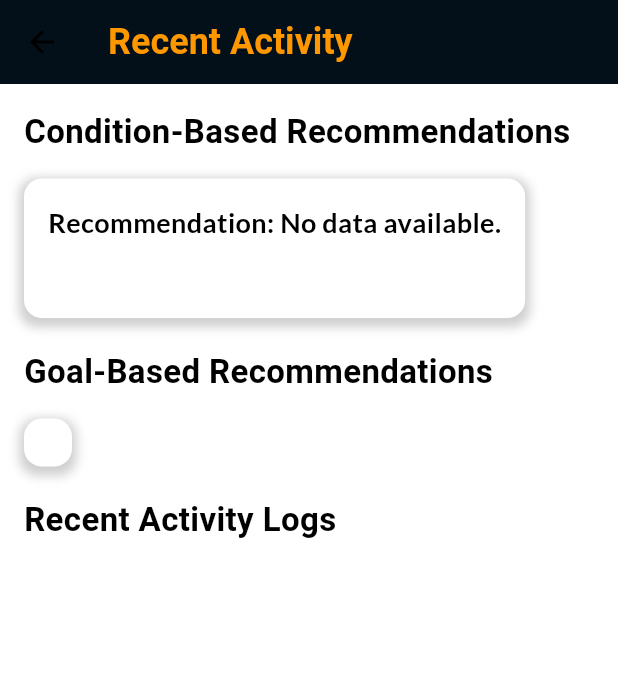
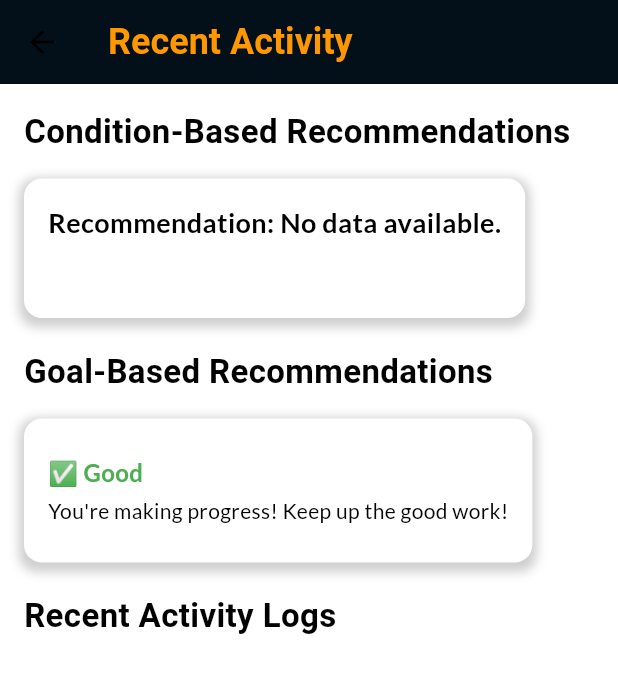
Before and after one commit to 1Jerome23/FitRide, a Flutter app: the RecentActivityPage screen opened directly, on a phone screen of 412 x 824 dp. Shown: the top 673 px of the screen. Run offline on Flutter 3.47's test engine with Material 3 defaults, Android fonts, the phone set to English and light mode, and no system bars; our stand-ins replace cloud_firestore, firebase_auth, firebase_core, firebase_messaging, flutter_local_notifications, geolocator and 7 more; missing offline and left inert: firebase_notifications_handler; accounts and stored records are empty.

Commit message:
recent_activity and userdatamodule update 2.0 (still using questionnaire collection)

```diff
--- a/fitride/lib/pages/recent_activity.dart
+++ b/fitride/lib/pages/recent_activity.dart
@@ -20,6 +20,16 @@ class _RecentActivityPageState extends State<RecentActivityPage> {
   String hydration = "-";
   String foodTaken = "-";
   String weightTraining = "-";
+
+  // Add these variables at the class level
+  double latestDistance = 0.0;
+  double previousDistance = 0.0;
+  double latestHydration = 0.0;
+  double previousHydration = 0.0;
+  double latestCaloriesBurned = 0.0;
+  double previousCaloriesBurned = 0.0;
+  double latestAverageSpeed = 0.0;
+  double previousAverageSpeed = 0.0;
 
   @override
   void initState() {
@@ -124,30 +134,33 @@ class _RecentActivityPageState extends State<RecentActivityPage> {
     var latestData = recentData[0];
     var previousData = recentData[1];
 
-    // Extract values for comparison
-    double latestDistance =
+    // Update class-level variables
+    setState(() {
+      latestDistance =
           double.tryParse(latestData['distance']?.toString() ?? "0.0") ?? 0.0;
-    double previousDistance =
+      previousDistance =
           double.tryParse(previousData['distance']?.toString() ?? "0.0") ?? 0.0;
 
-    double latestHydration =
+      latestHydration =
           double.tryParse(latestData['hydration']?.toString() ?? "0.0") ?? 0.0;
-    double previousHydration =
-        double.tryParse(previousData['hydration']?.toString() ?? "0.0") ?? 0.0;
+      previousHydration =
+          double.tryParse(previousData['hydration']?.toString() ?? "0.0") ??
+              0.0;
 
-    double latestCaloriesBurned =
+      latestCaloriesBurned =
           double.tryParse(latestData['calories_burned']?.toString() ?? "0.0") ??
               0.0;
-    double previousCaloriesBurned =
-        double.tryParse(previousData['calories_burned']?.toString() ?? "0.0") ??
+      previousCaloriesBurned = double.tryParse(
+              previousData['calories_burned']?.toString() ?? "0.0") ??
           0.0;
 
-    double latestAverageSpeed =
+      latestAverageSpeed =
           double.tryParse(latestData['average_speed']?.toString() ?? "0.0") ??
               0.0;
-    double previousAverageSpeed =
+      previousAverageSpeed =
           double.tryParse(previousData['average_speed']?.toString() ?? "0.0") ??
               0.0;
+    });
 
     // Compare historical data and generate recommendations
     String recommendationMessage = "";
@@ -275,37 +288,39 @@ class _RecentActivityPageState extends State<RecentActivityPage> {
               child: Column(
                 crossAxisAlignment: CrossAxisAlignment.start,
                 children: [
-                  if (averageSpeed != "-")
+                  if (latestDistance < previousDistance &&
+                      latestHydration < previousHydration)
                     _buildGoalRecommendation(
-                      "✅ Increase Average Speed by X%",
-                      "Try increasing your cadence to improve speed by 0.5 km/h next week.",
+                      "⚠️ Warning",
+                      "Your distance and hydration have decreased. Try drinking more water and increasing your workout intensity!",
                     ),
-                  if (caloriesBurned != "-")
+                  if (latestDistance < previousDistance)
                     _buildGoalRecommendation(
-                      "✅ Increase Calories Burned per Ride",
-                      "Try extending your ride by 10 minutes to burn an extra 50 kcal.",
+                      "⚠️ Warning",
+                      "Your distance has decreased. Consider pushing yourself a bit more next time!",
                     ),
-                  if (distance != "-")
+                  if (latestHydration < previousHydration)
                     _buildGoalRecommendation(
-                      "✅ Improve Distance per Week",
-                      "Aim to ride 5 km more this week compared to last week.",
+                      "⚠️ Warning",
+                      "Your hydration has decreased. Make sure to drink enough water before and after your workout!",
                     ),
-                  if (hydration != "-" &&
-                      double.tryParse(hydration) != null &&
-                      double.parse(hydration) < 1.5)
+                  if (latestCaloriesBurned < previousCaloriesBurned)
                     _buildGoalRecommendation(
-                      "✅ Stay Hydrated (Hydration Goal)",
-                      "You drank only $hydration L today. Aim for at least 1.5-2L daily to improve recovery.",
+                      "⚠️ Warning",
+                      "You burned fewer calories this time. Try increasing the duration or intensity of your workout!",
                     ),
-                  if (foodTaken != "-" && foodTaken.isEmpty)
+                  if (latestAverageSpeed < previousAverageSpeed)
                     _buildGoalRecommendation(
-                      "✅ Maintain Energy Levels (Food & Nutrition)",
-                      "Your last ride was at high exertion with no food intake. Consider a pre-ride snack for energy.",
+                      "⚠️ Warning",
+                      "Your average speed has decreased. Focus on maintaining a consistent pace!",
                     ),
-                  if (weightTraining != "-" && weightTraining.isNotEmpty)
+                  if (latestDistance >= previousDistance &&
+                      latestHydration >= previousHydration &&
+                      latestCaloriesBurned >= previousCaloriesBurned &&
+                      latestAverageSpeed >= previousAverageSpeed)
                     _buildGoalRecommendation(
-                      "✅ Balance Weight Training & Cardio",
-                      "Strength training helps! Try 1-2 weight sessions per week to boost cycling power.",
+                      "✅ Good",
+                      "You're making progress! Keep up the good work!",
                     ),
                 ],
               ),
@@ -358,7 +373,7 @@ class _RecentActivityPageState extends State<RecentActivityPage> {
                           spreadRadius: 3,
                           blurRadius: 5,
                           offset: Offset(0, 3),
-                        ),
+                        )
                       ],
                     ),
                     child: Column(
@@ -428,7 +443,7 @@ class _RecentActivityPageState extends State<RecentActivityPage> {
             style: GoogleFonts.lato(
               fontSize: 16,
               fontWeight: FontWeight.bold,
-              color: Colors.green,
+              color: _getRecommendationColor(title),
             ),
           ),
           SizedBox(height: 4),
```
Also changed, not shown: fitride/lib/pages/UserDataModule.dart (+21 -22 lines). Lines whose indentation alone changed are shown as unchanged.
